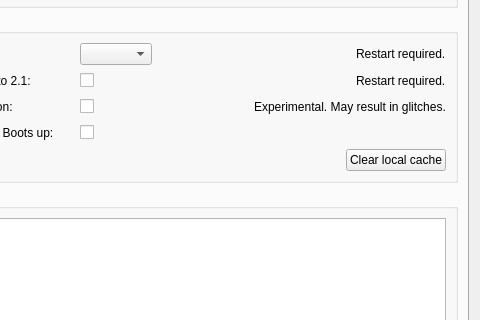
Old version of the form client/src/ui/dialogs/preferences_dialog.ui in the repository networkoptix/nx_open; both pictures show x 170 to 650 and y 378 to 698 of the 650 by 820 pixel window.
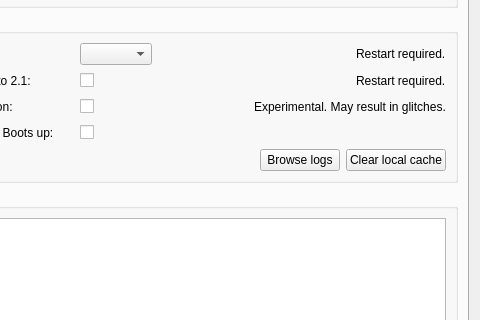
New version of the form.

Commit message:
Feature #2450: introduce a button to open client logs
<==== Mercurial data ====>
Branch: master

The edit to the form file:
```diff
--- a/client/src/ui/dialogs/preferences_dialog.ui
+++ b/client/src/ui/dialogs/preferences_dialog.ui
@@ -438,6 +438,13 @@
               </property>
              </spacer>
             </item>
+            <item>
+             <widget class="QPushButton" name="browseLogsButton">
+              <property name="text">
+               <string>Browse logs</string>
+              </property>
+             </widget>
+            </item>
             <item>
              <widget class="QPushButton" name="clearCacheButton">
               <property name="sizePolicy">
```
Left out of the diff: 3 changed lines with no effect on the pictures. The commit also changes 2 other files.
